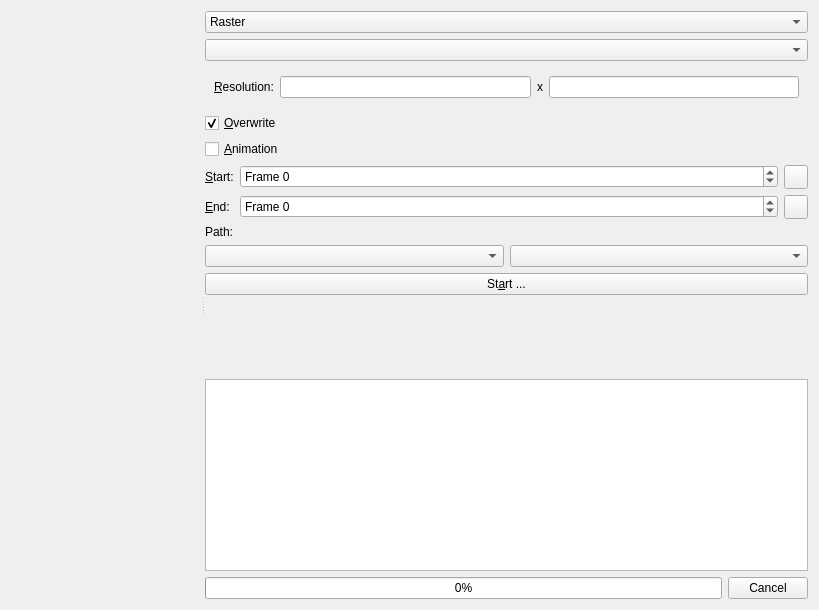
pasbi/ommpfritt, file src/mainwindow/exportdialog.ui: the form before one commit.
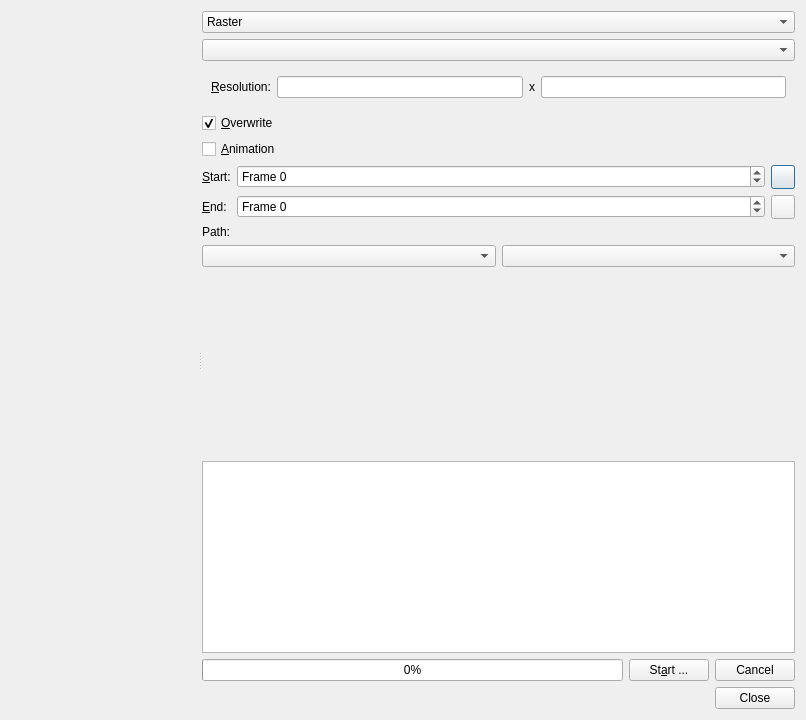
The form after the commit. Custom widgets are drawn as their Qt base class.

Commit message: improve ExportDialog user interface

Patch:
```diff
--- a/src/mainwindow/exportdialog.ui
+++ b/src/mainwindow/exportdialog.ui
@@ -1,13 +1,13 @@
 <?xml version="1.0" encoding="UTF-8"?>
 <ui version="4.0">
  <class>ExportDialog</class>
- <widget class="QWidget" name="ExportDialog">
+ <widget class="QDialog" name="ExportDialog">
   <property name="geometry">
    <rect>
     <x>0</x>
     <y>0</y>
-    <width>819</width>
-    <height>610</height>
+    <width>806</width>
+    <height>720</height>
    </rect>
   </property>
   <property name="windowTitle">
@@ -39,8 +39,8 @@
        <set>Qt::AlignCenter</set>
       </property>
      </widget>
-     <widget class="QWidget" name="layoutWidget">
-      <layout class="QVBoxLayout" name="verticalLayout_2">
+     <widget class="QWidget" name="">
+      <layout class="QVBoxLayout" name="verticalLayout">
        <item>
         <widget class="QComboBox" name="cb_format">
          <item>
@@ -60,7 +60,7 @@
          <item row="0" column="0" colspan="2">
           <widget class="omm::ReferenceLineEdit" name="cb_view"/>
          </item>
-         <item row="2" column="0" colspan="2">
+         <item row="1" column="0" colspan="2">
           <widget class="QStackedWidget" name="stackedWidget">
            <property name="sizePolicy">
             <sizepolicy hsizetype="Preferred" vsizetype="Maximum">
@@ -121,7 +121,7 @@
            </widget>
           </widget>
          </item>
-         <item row="3" column="0" colspan="2">
+         <item row="2" column="0" colspan="2">
           <widget class="QCheckBox" name="cb_overwrite">
            <property name="layoutDirection">
             <enum>Qt::LeftToRight</enum>
@@ -134,7 +134,7 @@
            </property>
           </widget>
          </item>
-         <item row="4" column="0" colspan="2">
+         <item row="3" column="0" colspan="2">
           <widget class="QCheckBox" name="cb_animation">
            <property name="layoutDirection">
             <enum>Qt::LeftToRight</enum>
@@ -144,7 +144,7 @@
            </property>
           </widget>
          </item>
-         <item row="5" column="0">
+         <item row="4" column="0">
           <widget class="QLabel" name="label_4">
            <property name="text">
             <string>&amp;Start:</string>
@@ -154,7 +154,7 @@
            </property>
           </widget>
          </item>
-         <item row="5" column="1">
+         <item row="4" column="1">
           <layout class="QHBoxLayout" name="horizontalLayout_5" stretch="1,0">
            <item>
             <widget class="QSpinBox" name="sb_start">
@@ -190,7 +190,7 @@
            </item>
           </layout>
          </item>
-         <item row="6" column="0">
+         <item row="5" column="0">
           <widget class="QLabel" name="label_5">
            <property name="text">
             <string>&amp;End:</string>
@@ -200,7 +200,7 @@
            </property>
           </widget>
          </item>
-         <item row="6" column="1">
+         <item row="5" column="1">
           <layout class="QHBoxLayout" name="horizontalLayout_4" stretch="1,0">
            <item>
             <widget class="QSpinBox" name="sb_end">
@@ -236,7 +236,7 @@
            </item>
           </layout>
          </item>
-         <item row="7" column="0">
+         <item row="6" column="0">
           <widget class="QLabel" name="label_6">
            <property name="text">
             <string>Path:</string>
@@ -246,7 +246,7 @@
            </property>
           </widget>
          </item>
-         <item row="7" column="1">
+         <item row="6" column="1">
           <widget class="QWidget" name="widget_1" native="true">
            <layout class="QHBoxLayout" name="horizontalLayout" stretch="0">
             <property name="leftMargin">
@@ -267,7 +267,7 @@
            </layout>
           </widget>
          </item>
-         <item row="8" column="0" colspan="2">
+         <item row="7" column="0" colspan="2">
           <widget class="QWidget" name="widget_2" native="true">
            <layout class="QHBoxLayout" name="horizontalLayout_6">
             <property name="leftMargin">
@@ -330,13 +330,6 @@
            </layout>
           </widget>
          </item>
-         <item row="9" column="0" colspan="2">
-          <widget class="QPushButton" name="pb_start">
-           <property name="text">
-            <string>St&amp;art ...</string>
-           </property>
-          </widget>
-         </item>
         </layout>
        </item>
        <item>
@@ -353,21 +346,6 @@
         </spacer>
        </item>
        <item>
-        <widget class="QWidget" name="w_progress" native="true">
-         <layout class="QVBoxLayout" name="verticalLayout">
-          <property name="leftMargin">
-           <number>0</number>
-          </property>
-          <property name="topMargin">
-           <number>0</number>
-          </property>
-          <property name="rightMargin">
-           <number>0</number>
-          </property>
-          <property name="bottomMargin">
-           <number>0</number>
-          </property>
-          <item>
            <widget class="QPlainTextEdit" name="te_status">
             <property name="horizontalScrollBarPolicy">
              <enum>Qt::ScrollBarAsNeeded</enum>
@@ -392,6 +370,13 @@
               </property>
              </widget>
             </item>
+         <item>
+          <widget class="QPushButton" name="pb_start">
+           <property name="text">
+            <string>St&amp;art ...</string>
+           </property>
+          </widget>
+         </item>
             <item>
              <widget class="QPushButton" name="pb_cancel">
               <property name="text">
@@ -401,7 +386,11 @@
             </item>
            </layout>
           </item>
-         </layout>
+       <item>
+        <widget class="QDialogButtonBox" name="buttonBox">
+         <property name="standardButtons">
+          <set>QDialogButtonBox::Close</set>
+         </property>
         </widget>
        </item>
       </layout>
```
Left out of the diff: 24 changed lines with no effect on the pictures. Lines whose indentation alone changed are shown as unchanged. The commit also changes 4 other files.
